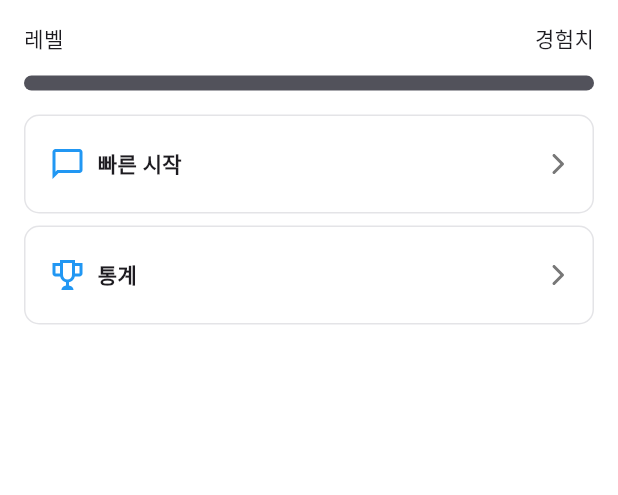
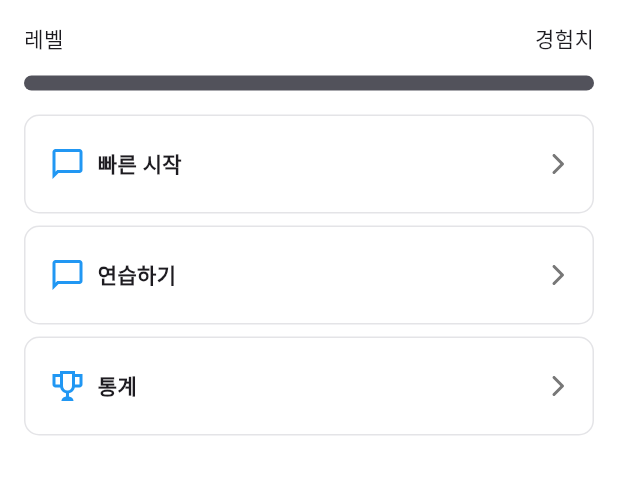
Before and after one commit to NaZe0320/typing_talk, a Flutter app: the screen it shows after launch, on a phone screen of 412 x 824 dp, the part 58-553 px from its top. Run offline on Flutter 3.47's test engine with Material 3 defaults, Android fonts, the phone set to English and light mode, and no system bars; our stand-ins replace flutter_riverpod, flutter_svg, freezed_annotation, go_router, logger; generated files the repository leaves out were written again.

Commit message:
[feat] Navigation Button Icon onTap 제거

```diff
--- a/lib/presentation/common/widgets/buttons/navigation_button.dart
+++ b/lib/presentation/common/widgets/buttons/navigation_button.dart
@@ -30,14 +30,14 @@ class NavigationButton extends StatelessWidget {
                 Row(
                   spacing: 8,
                   children: [
-                    if (icon != null) IconWidget(assetName: icon!, size: 24, onTap: () {}),
+                    if (icon != null) IconWidget(assetName: icon!, size: 24),
                     Text(
                       text,
                       style: AppTypography.btn_6,
                     ),
                   ],
                 ),
-                IconWidget(assetName: 'arrow_right', size: 24, onTap: () {}),
+                IconWidget(assetName: 'arrow_right', size: 24),
               ],
             ),
           ),
--- a/lib/presentation/features/home/screens/home_screen.dart
+++ b/lib/presentation/features/home/screens/home_screen.dart
@@ -36,6 +36,13 @@ class HomeScreen extends BaseScreen {
                   ProfileWidget(),
                   NavigationButton(
                     '빠른 시작',
+                    icon: 'chat',
+                    onTap: () {
+                      context.pushNamed(RouteNames.practice);
+                    },
+                  ),
+                  NavigationButton(
+                    '연습하기',
                     icon: 'chat',
                     onTap: () {
                       context.pushNamed(RouteNames.practiceSetting);
```
